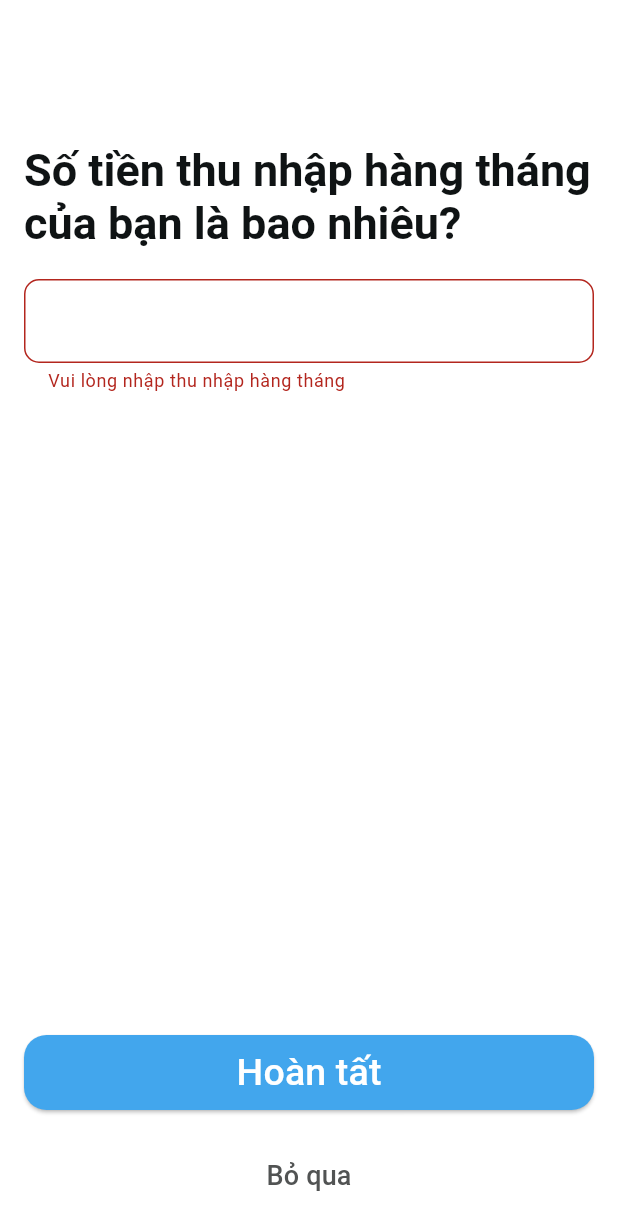
After one commit to lxtuyen/MoneyCareFlutter, a Flutter app: the OnboardingIncomeScreen screen opened by its route, after a tap on "Hoàn tất", on a phone screen of 412 x 824 dp. The commit adds this screen. Shown: the top 1230 px of the screen. Run offline on Flutter 3.47's test engine with Material 3 defaults, Android fonts, the phone set to English and light mode, and no system bars; our stand-ins replace calendar_date_picker2, dotted_border, firebase_core, fl_chart, flutter_dotenv, flutter_svg and 5 more; accounts and stored records are empty; project files that could hold a hidden picture were left out.

Commit message:
feat(auth): add monthlyIncome field and create/update functionality

```diff
--- a/lib/core/constants/api_routes.dart
+++ b/lib/core/constants/api_routes.dart
@@ -1,11 +1,16 @@
 class ApiRoutes {
+  // --- Auth ---
   static const login = 'auth/login';
   static const register = 'auth/register';
   static const forgotPassword = 'otp/forgot-password';
   static const resetPassword = 'otp/reset-password';
   static const verifyOtp = 'otp/verify-otp';
 
+  // --- Saving Fund ---
   static const savingFund = 'saving-fund';
   static const getSavingFunds = 'saving-fund/user';
   static const selectSavingFund = 'saving-fund/select';
+
+  // --- User proflie ---
+  static const userProfile = 'user-profile/me';
 }
--- a/lib/core/constants/text_string.dart
+++ b/lib/core/constants/text_string.dart
@@ -9,11 +9,11 @@ class AppTexts {
 
   // --- OTP ---
   static const String getOtp = 'Nhận mã OTP';
+  static const String enterOtp = 'Nhập mã OTP';
   static const String otpDescription = 'Nhập mã OTP để lấy lại mật khẩu.';
   static const String otpLabel = 'Mã OTP';
   static const String otpHint = '- - - - - -';
   static const String notReceiveOtp = 'Không nhận được mã? Thử lại sau ';
-  static const String otpResendTime = '30s';
   static const String confirmOtpButton = 'Xác nhận mã OTP';
 
   // --- Reset Password ---
@@ -55,6 +55,11 @@ class AppTexts {
       'Và bạn hoàn toàn có thể tự tạo quỹ tiết kiệm riêng theo nhu cầu của bản thân!';
   static const String continueButton = 'Tiếp tục';
 
+  // --- Onboarding Income ---
+  static const String done = 'Hoàn tất';
+  static const String next = 'Bỏ qua';
+  static const String incomeTitle = 'Số tiền thu nhập hàng tháng của bạn là bao nhiêu?';
+
   // --- Onboarding Welcome ---
   static const String welcomeTitle = 'Chào mừng bạn đến với ';
   static const String welcomeTileHighlight = 'Money Care';
--- a/lib/core/navigation/app_router.dart
+++ b/lib/core/navigation/app_router.dart
@@ -7,6 +7,7 @@ import 'package:money_care/presentation/screens/onboarding/onboarding_financial_
 import 'package:money_care/presentation/screens/forgot_password/forgot_password.dart';
 import 'package:money_care/presentation/screens/login/login.dart';
 import 'package:money_care/presentation/screens/login/login_option.dart';
+import 'package:money_care/presentation/screens/onboarding/onboarding_income.dart';
 import 'package:money_care/presentation/screens/onboarding/onboarding_welcome.dart';
 import 'package:money_care/presentation/screens/onboarding/onboarding_saving_rule.dart';
 import 'package:money_care/presentation/screens/register/register.dart';
@@ -40,6 +41,10 @@ final List<GetPage> appPages = [
     name: '/onboarding_saving_rule',
     page: () => const OnboardingSavingRuleScreen(),
   ),
+    GetPage(
+    name: '/onboarding_income',
+    page: () => const OnboardingIncomeScreen(),
+  ),
   GetPage(
     name: '/select_saving_fund',
     page: () => const SelectSavingFundScreen(),
--- a/lib/core/utils/validatiors/validation.dart
+++ b/lib/core/utils/validatiors/validation.dart
@@ -91,7 +91,6 @@ class AppValidator {
     if (day == null || month == null || year == null) {
       return 'Please select full date of birth.';
     }
-    // Kiểm tra năm sinh hợp lệ
     if (year > DateTime.now().year || year < 1950) {
       return 'Invalid year of birth.';
     }
@@ -116,4 +115,27 @@ class AppValidator {
     }
     return null;
   }
+
+  static String? validateMonthlyIncome(String? value) {
+  if (value == null || value.trim().isEmpty) {
+    return 'Vui lòng nhập thu nhập hàng tháng';
+  }
+
+  final numVal = double.tryParse(value.replaceAll(',', ''));
+
+  if (numVal == null) {
+    return 'Thu nhập phải là số hợp lệ';
+  }
+
+  if (numVal <= 0) {
+    return 'Thu nhập phải lớn hơn 0';
+  }
+
+  if (numVal > 1000000000) {
+    return 'Thu nhập quá lớn (giới hạn 1,000,000,000)';
+  }
+
+  return null;
 }
+
+}
--- a/lib/models/user_profile.dart
+++ b/lib/models/user_profile.dart
@@ -1,7 +1,7 @@
 class UserProfileModel {
   final String firstName;
   final String lastName;
-  final double? monthlyIncome;
+  final int? monthlyIncome;
 
   UserProfileModel({
     required this.firstName,
@@ -15,12 +15,24 @@ class UserProfileModel {
       UserProfileModel(
         firstName: json['first_name'] ?? '',
         lastName: json['last_name'] ?? '',
-        monthlyIncome: json['monthly_income']?.toDouble(),
+        monthlyIncome: json['monthly_income'],
       );
 
   Map<String, dynamic> toJson() => {
-        'first_name': firstName,
-        'last_name': lastName,
-        'monthly_income': monthlyIncome,
-      };
+    'first_name': firstName,
+    'last_name': lastName,
+    'monthly_income': monthlyIncome,
+  };
+
+  UserProfileModel copyWith({
+    String? firstName,
+    String? lastName,
+    int? monthlyIncome,
+  }) {
+    return UserProfileModel(
+      firstName: firstName ?? this.firstName,
+      lastName: lastName ?? this.lastName,
+      monthlyIncome: monthlyIncome ?? this.monthlyIncome,
+    );
+  }
 }
--- a/lib/presentation/screens/forgot_password/otp.dart
+++ b/lib/presentation/screens/forgot_password/otp.dart
@@ -71,7 +71,7 @@ class _OtpScreenState extends State<OtpScreen> {
                 const SizedBox(height: 80),
 
                 const Text(
-                  AppTexts.getOtp,
+                  AppTexts.enterOtp,
                   style: TextStyle(
                     fontSize: 28,
                     fontWeight: FontWeight.bold,
--- a/lib/presentation/screens/login/login.dart
+++ b/lib/presentation/screens/login/login.dart
@@ -28,15 +28,14 @@ class _LoginScreenState extends State<LoginScreen> {
   Widget build(BuildContext context) {
     Future<void> onPressed() async {
       if (_formKey.currentState!.validate()) {
-        await authController.login(
+        final message = await authController.login(
           emailController.text.trim(),
           passwordController.text.trim(),
         );
 
         final user = authController.user.value;
-
         if (user == null) {
-          AppHelperFunction.showSnackBar('Đăng nhập thất bại');
+          AppHelperFunction.showSnackBar(message!);
           return;
         }
 
--- /dev/null
+++ b/lib/presentation/screens/onboarding/onboarding_income.dart
@@ -0,0 +1,127 @@
+import 'package:flutter/material.dart';
+import 'package:get/get.dart';
+import 'package:money_care/controllers/user_controller.dart';
+import 'package:money_care/core/constants/colors.dart';
+import 'package:money_care/core/constants/text_string.dart';
+import 'package:money_care/core/utils/Helper/helper_functions.dart';
+import 'package:money_care/core/utils/validatiors/validation.dart';
+
+class OnboardingIncomeScreen extends StatefulWidget {
+  const OnboardingIncomeScreen({super.key});
+
+  @override
+  State<OnboardingIncomeScreen> createState() => _OnboardingIncomeScreenState();
+}
+
+class _OnboardingIncomeScreenState extends State<OnboardingIncomeScreen> {
+  final TextEditingController incomeController = TextEditingController();
+  final _formKey = GlobalKey<FormState>();
+  final UserController userController = Get.find<UserController>();
+
+  @override
+  Widget build(BuildContext context) {
+    Future<void> onPressed() async {
+      if (_formKey.currentState!.validate()) {
+        try {
+          final income = int.parse(incomeController.text.replaceAll(',', ''));
+          final message = await userController.addMonthlyIncome(income);
+
+          Get.offAllNamed('/main');
+          AppHelperFunction.showSnackBar(message);
+        } catch (e) {
+          AppHelperFunction.showSnackBar(e.toString());
+        }
+      }
+    }
+
+    return Scaffold(
+      backgroundColor: Colors.white,
+      body: Center(
+        child: Padding(
+          padding: const EdgeInsets.all(16.0),
+          child: ConstrainedBox(
+            constraints: const BoxConstraints(maxWidth: 480),
+            child: Form(
+              key: _formKey,
+              child: Column(
+                crossAxisAlignment: CrossAxisAlignment.start,
+                children: [
+                  const SizedBox(height: 80),
+
+                  RichText(
+                    text: const TextSpan(
+                      style: TextStyle(
+                        fontSize: 30,
+                        fontWeight: FontWeight.bold,
+                        color: AppColors.text1,
+                      ),
+                      children: [TextSpan(text: AppTexts.incomeTitle)],
+                    ),
+                  ),
+                  const SizedBox(height: 20),
+
+                  TextFormField(
+                    controller: incomeController,
+                    decoration: InputDecoration(
+                      border: OutlineInputBorder(
+                        borderRadius: BorderRadius.circular(10),
+                      ),
+                      filled: true,
+                      fillColor: Colors.white,
+                    ),
+                    keyboardType: TextInputType.number,
+                    validator:
+                        (value) => AppValidator.validateMonthlyIncome(value),
+                  ),
+
+                  const Spacer(),
+
+                  Obx(() {
+                    return ElevatedButton(
+                      onPressed:
+                          userController.isLoading.value ? null : onPressed,
+                      style: ElevatedButton.styleFrom(
+                        minimumSize: const Size.fromHeight(50),
+                        backgroundColor: AppColors.primary,
+                        shape: RoundedRectangleBorder(
+                          borderRadius: BorderRadius.circular(15),
+                        ),
+                      ),
+                      child:
+                          userController.isLoading.value
+                              ? const CircularProgressIndicator(
+                                color: Colors.white,
+                              )
+                              : const Text(
+                                AppTexts.done,
+                                style: TextStyle(
+                                  fontSize: 25,
+                                  color: Colors.white,
+                                ),
+                              ),
+                    );
+                  }),
+
+                  const SizedBox(height: 20),
+
+                  Center(
+                    child: TextButton(
+                      onPressed: () => Get.offAllNamed('/main'),
+                      child: Text(
+                        AppTexts.next,
+                        style: const TextStyle(
+                          color: AppColors.text3,
+                          fontSize: 18,
+                        ),
+                      ),
+                    ),
+                  ),
+                ],
+              ),
+            ),
+          ),
+        ),
+      ),
+    );
+  }
+}
```
Also changed, not shown: lib/core/bindings/app_binding.dart (+11 -6 lines), lib/presentation/screens/select_saving_fund/create_saving_fund.dart (+26 -11 lines), lib/presentation/screens/select_saving_fund/select_saving_fund.dart (+8 -3 lines).
